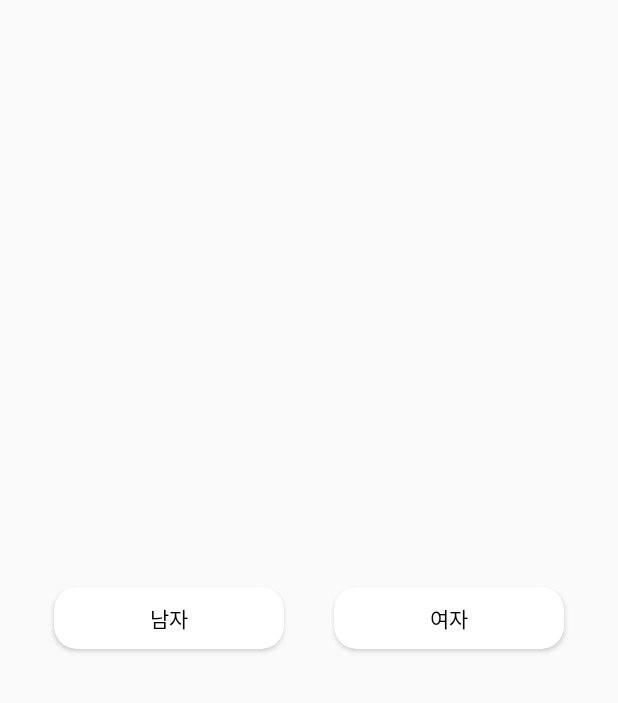
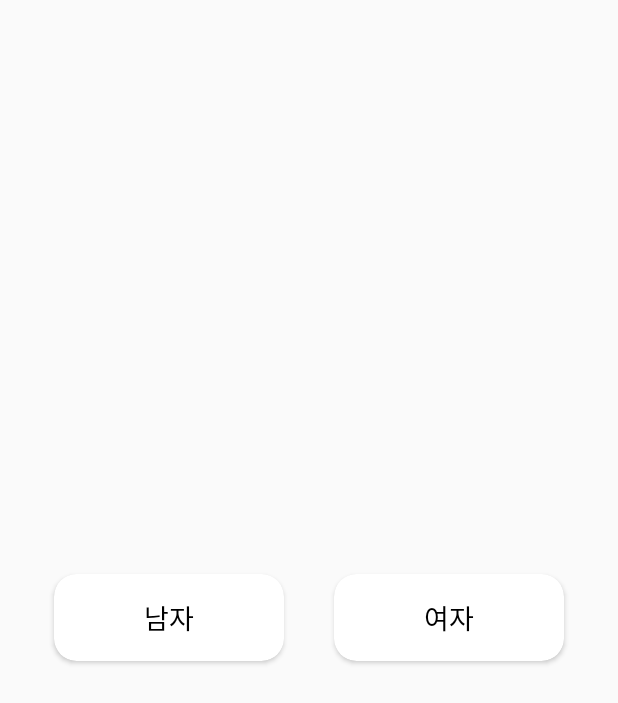
Before and after one commit to jungyoonsung-dev/Starting-Point, an Android app: the layout dialog_gender.xml on its own in the app's theme, with its tools: preview values and no code run, on a phone screen of 412 x 824 dp. Shown: the top 703 px of the screen. Run offline under Robolectric (Android 15) with nearby library versions, the phone set to English and light mode, and no system bars; network calls fail.

Commit message:
2020 05 17  01/16

```diff
--- a/app/build.gradle
+++ b/app/build.gradle
@@ -10,8 +10,8 @@ android {
         applicationId "com.jungyoonsung.startingpoint"
         minSdkVersion 23
         targetSdkVersion 28
-        versionCode 10
-        versionName '5.1.0'
+        versionCode 11
+        versionName '6.0.0'
         testInstrumentationRunner "androidx.test.runner.AndroidJUnitRunner"
     }
     buildTypes {
--- a/app/src/main/res/layout/activity_main.xml
+++ b/app/src/main/res/layout/activity_main.xml
@@ -30,7 +30,7 @@
 
                 <TextView
                     android:id="@+id/textView_name"
-                    android:text="정윤성   "
+                    android:text=""
                     android:textStyle="bold"
                     android:textColor="@android:color/white"
                     android:textAppearance="@style/TextAppearance.AppCompat.Medium"
@@ -46,7 +46,8 @@
 
                 <TextView
                     android:id="@+id/textView_major"
-                    android:text="   학과"
+                    android:text=""
+                    android:textStyle="bold"
                     android:textColor="@android:color/white"
                     android:textAppearance="@style/TextAppearance.AppCompat.Medium"
                     android:layout_width="wrap_content"
--- a/app/src/main/res/layout/dialog_gender.xml
+++ b/app/src/main/res/layout/dialog_gender.xml
@@ -23,11 +23,11 @@
 
         <TextView
             android:id="@+id/t_m"
-            android:padding="10dp"
+            android:padding="15dp"
             android:gravity="center"
             android:text="남자"
             android:textColor="@android:color/black"
-            android:textAppearance="@style/TextAppearance.AppCompat.Small"
+            android:textAppearance="@style/TextAppearance.AppCompat.Medium"
             android:layout_width="match_parent"
             android:layout_height="wrap_content"/>
 
@@ -46,11 +46,11 @@
 
         <TextView
             android:id="@+id/t_w"
-            android:padding="10dp"
+            android:padding="15dp"
             android:gravity="center"
             android:text="여자"
             android:textColor="@android:color/black"
-            android:textAppearance="@style/TextAppearance.AppCompat.Small"
+            android:textAppearance="@style/TextAppearance.AppCompat.Medium"
             android:layout_width="match_parent"
             android:layout_height="wrap_content"/>
 
```
Also changed, not shown: app/src/main/java/com/jungyoonsung/startingpoint/MainActivity.java (+6 -2 lines), app/src/main/java/com/jungyoonsung/startingpoint/Major/TestActivity.java (+28 -15 lines), app/src/main/java/com/jungyoonsung/startingpoint/Tab/TabAccount.java (+5 -12 lines), 2 other files.
